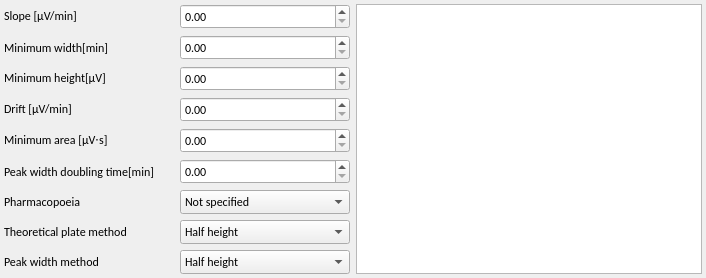
Above: src/adplugins/qtwidgets/peakmethodform.ui from qtplatz/qtplatz before the change. Below: the same form after it.
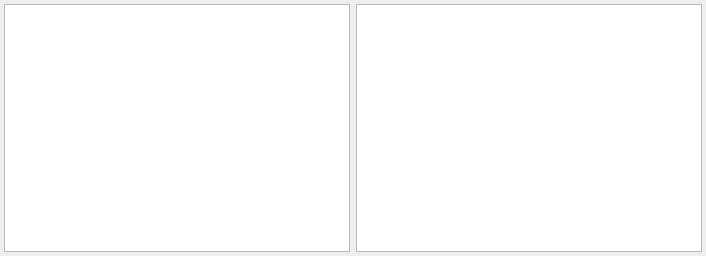
That is the form after the change.

Commit message: implement peakmethodform using treeview

The edit to the form file:
```diff
--- a/src/adplugins/qtwidgets/peakmethodform.ui
+++ b/src/adplugins/qtwidgets/peakmethodform.ui
@@ -31,291 +31,12 @@
    <item>
     <layout class="QHBoxLayout" name="horizontalLayout">
      <item>
-      <layout class="QGridLayout" name="gridLayout">
-       <item row="1" column="0">
-        <widget class="QLabel" name="label_3">
-         <property name="font">
-          <font>
-           <pointsize>9</pointsize>
-          </font>
-         </property>
-         <property name="text">
-          <string>Minimum width[min]</string>
-         </property>
-        </widget>
-       </item>
-       <item row="6" column="0">
-        <widget class="QLabel" name="label_8">
-         <property name="font">
-          <font>
-           <pointsize>9</pointsize>
-          </font>
-         </property>
-         <property name="text">
-          <string>Pharmacopoeia</string>
-         </property>
-        </widget>
-       </item>
-       <item row="5" column="0">
-        <widget class="QLabel" name="label_7">
-         <property name="font">
-          <font>
-           <pointsize>9</pointsize>
-          </font>
-         </property>
-         <property name="text">
-          <string>Peak width doubling time[min]</string>
-         </property>
-        </widget>
-       </item>
-       <item row="0" column="0">
-        <widget class="QLabel" name="label_2">
-         <property name="font">
-          <font>
-           <pointsize>9</pointsize>
-          </font>
-         </property>
-         <property name="text">
-          <string>Slope [&amp;mu;V/min]</string>
-         </property>
-         <property name="textFormat">
-          <enum>Qt::RichText</enum>
-         </property>
-        </widget>
-       </item>
-       <item row="3" column="0">
-        <widget class="QLabel" name="label_5">
-         <property name="font">
-          <font>
-           <pointsize>9</pointsize>
-          </font>
-         </property>
-         <property name="text">
-          <string>Drift [&amp;mu;V/min]</string>
-         </property>
-         <property name="textFormat">
-          <enum>Qt::RichText</enum>
-         </property>
-        </widget>
-       </item>
-       <item row="7" column="0">
-        <widget class="QLabel" name="label_9">
-         <property name="font">
-          <font>
-           <pointsize>9</pointsize>
-          </font>
-         </property>
-         <property name="text">
-          <string>Theoretical plate method</string>
-         </property>
-        </widget>
-       </item>
-       <item row="8" column="0">
-        <widget class="QLabel" name="label_10">
-         <property name="font">
-          <font>
-           <pointsize>9</pointsize>
-          </font>
-         </property>
-         <property name="text">
-          <string>Peak width method</string>
-         </property>
-        </widget>
-       </item>
-       <item row="0" column="1">
-        <widget class="QDoubleSpinBox" name="doubleSpinSlope">
-         <property name="font">
-          <font>
-           <pointsize>9</pointsize>
-          </font>
-         </property>
-        </widget>
-       </item>
-       <item row="2" column="0">
-        <widget class="QLabel" name="label_4">
-         <property name="font">
-          <font>
-           <pointsize>9</pointsize>
-          </font>
-         </property>
-         <property name="text">
-          <string>Minimum height[&amp;mu;V]</string>
-         </property>
-         <property name="textFormat">
-          <enum>Qt::RichText</enum>
-         </property>
-        </widget>
-       </item>
-       <item row="4" column="0">
-        <widget class="QLabel" name="label_6">
-         <property name="font">
-          <font>
-           <pointsize>9</pointsize>
-          </font>
-         </property>
-         <property name="text">
-          <string>Minimum area [&amp;mu;V&amp;sdot;s]</string>
-         </property>
-         <property name="textFormat">
-          <enum>Qt::RichText</enum>
-         </property>
-        </widget>
-       </item>
-       <item row="1" column="1">
-        <widget class="QDoubleSpinBox" name="doubleSpinMinWidth">
-         <property name="font">
-          <font>
-           <pointsize>9</pointsize>
-          </font>
-         </property>
-         <property name="minimum">
-          <double>0.000000000000000</double>
-         </property>
-         <property name="maximum">
-          <double>5.000000000000000</double>
-         </property>
-        </widget>
-       </item>
-       <item row="2" column="1">
-        <widget class="QDoubleSpinBox" name="doubleSpinMinHeight">
-         <property name="font">
-          <font>
-           <pointsize>9</pointsize>
-          </font>
-         </property>
-         <property name="maximum">
-          <double>999999999.000000000000000</double>
-         </property>
-        </widget>
-       </item>
-       <item row="3" column="1">
-        <widget class="QDoubleSpinBox" name="doubleSpinDrift">
-         <property name="font">
-          <font>
-           <pointsize>9</pointsize>
-          </font>
-         </property>
-        </widget>
-       </item>
-       <item row="4" column="1">
-        <widget class="QDoubleSpinBox" name="doubleSpinMinArea">
-         <property name="font">
-          <font>
-           <pointsize>9</pointsize>
-          </font>
-         </property>
-         <property name="maximum">
-          <double>999999999.000000000000000</double>
-         </property>
-        </widget>
-       </item>
-       <item row="6" column="1">
-        <widget class="QComboBox" name="comboBoxPharmacopoeia">
-         <property name="font">
-          <font>
-           <pointsize>9</pointsize>
-          </font>
-         </property>
-         <item>
-          <property name="text">
-           <string>Not specified</string>
-          </property>
-         </item>
-         <item>
-          <property name="text">
-           <string>USP</string>
-          </property>
-         </item>
-         <item>
-          <property name="text">
-           <string>EP</string>
-          </property>
-         </item>
-         <item>
-          <property name="text">
-           <string>JP</string>
-          </property>
-         </item>
-        </widget>
-       </item>
-       <item row="7" column="1">
-        <widget class="QComboBox" name="comboBoxPlate">
-         <property name="font">
-          <font>
-           <pointsize>9</pointsize>
-          </font>
-         </property>
-         <item>
-          <property name="text">
-           <string>Half height</string>
-          </property>
-         </item>
-         <item>
-          <property name="text">
-           <string>5% height</string>
-          </property>
-         </item>
-         <item>
-          <property name="text">
-           <string>10% height</string>
-          </property>
-         </item>
-         <item>
-          <property name="text">
-           <string>Tangent</string>
-          </property>
-         </item>
-         <item>
-          <property name="text">
-           <string>Area height</string>
-          </property>
-         </item>
-        </widget>
-       </item>
-       <item row="8" column="1">
-        <widget class="QComboBox" name="comboBoxWidth">
-         <property name="font">
-          <font>
-           <pointsize>9</pointsize>
-          </font>
-         </property>
-         <item>
-          <property name="text">
-           <string>Half height</string>
-          </property>
-         </item>
-         <item>
-          <property name="text">
-           <string>5% height</string>
-          </property>
-         </item>
-         <item>
-          <property name="text">
-           <string>10% height</string>
-          </property>
-         </item>
-         <item>
-          <property name="text">
-           <string>Area height</string>
-          </property>
-         </item>
-        </widget>
-       </item>
-       <item row="5" column="1">
-        <widget class="QDoubleSpinBox" name="doubleSpinDoublingTime">
-         <property name="font">
-          <font>
-           <pointsize>9</pointsize>
-          </font>
-         </property>
-        </widget>
-       </item>
-      </layout>
+      <widget class="QTreeView" name="treeView"/>
      </item>
      <item>
       <widget class="QTableView" name="timeEvents">
        <property name="sizePolicy">
-        <sizepolicy hsizetype="Preferred" vsizetype="Expanding">
+        <sizepolicy hsizetype="Expanding" vsizetype="Expanding">
          <horstretch>0</horstretch>
          <verstretch>0</verstretch>
         </sizepolicy>
```
Left out of the diff: 11 changed lines with no effect on the pictures. The commit also changes 4 other files.
